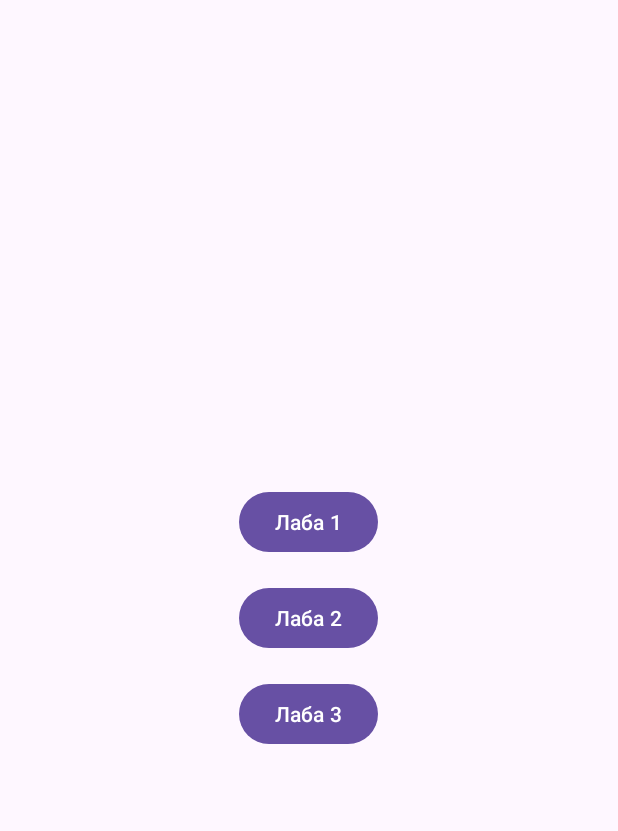
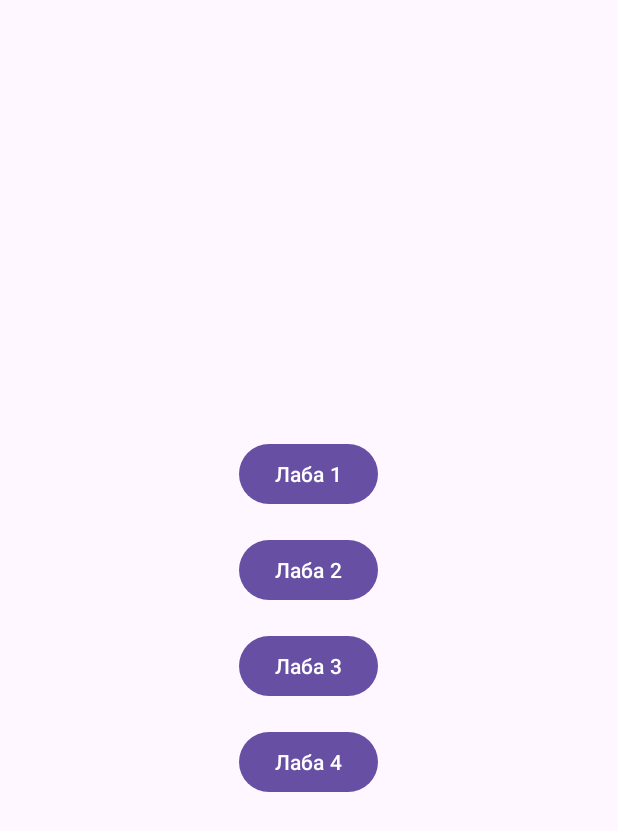
Before and after one commit to eln02/mobile_labs, an Android app: the screen it shows after launch (MainActivity), on a phone screen of 412 x 824 dp. Shown: the top 831 px of the screen. Run offline under Robolectric (Android 15) with nearby library versions, the phone set to English and light mode, and no system bars.

Commit message:
Add lab 4

```diff
--- a/app/src/main/AndroidManifest.xml
+++ b/app/src/main/AndroidManifest.xml
@@ -12,6 +12,9 @@
         android:supportsRtl="true"
         android:theme="@style/Theme.Mobile_labs"
         tools:targetApi="31">
+        <activity
+            android:name=".Laba4Activity"
+            android:exported="false" />
         <activity
             android:name=".Laba3ScrollingActivity"
             android:exported="false"
--- a/app/src/main/java/com/example/mobile_labs/MainActivity.java
+++ b/app/src/main/java/com/example/mobile_labs/MainActivity.java
@@ -45,5 +45,15 @@ public class MainActivity extends AppCompatActivity {
                 startActivity(intent);
             }
         });
+
+        Button buttonLaba4 = findViewById(R.id.button_laba4);
+        buttonLaba4.setOnClickListener(new View.OnClickListener() {
+            @Override
+            public void onClick(View v) {
+                // Переход на Laba3Activity
+                Intent intent = new Intent(MainActivity.this, Laba4Activity.class);
+                startActivity(intent);
+            }
+        });
     }
 }
--- a/app/src/main/res/layout/activity_main.xml
+++ b/app/src/main/res/layout/activity_main.xml
@@ -25,4 +25,11 @@
         android:layout_height="wrap_content"
         android:text="Лаба 3"
         android:layout_marginTop="16dp"/>
+
+    <Button
+        android:id="@+id/button_laba4"
+        android:layout_width="wrap_content"
+        android:layout_height="wrap_content"
+        android:text="Лаба 4"
+        android:layout_marginTop="16dp"/>
 </LinearLayout>
```
Also changed, not shown: app/src/main/java/com/example/mobile_labs/Laba4Activity.java (added, +14 -0 lines), app/src/main/res/layout-land/activity_laba4.xml (added, +35 -0 lines), app/src/main/res/layout/activity_laba4.xml (added, +36 -0 lines), app/src/main/res/drawable/portrait.png (added), 1 other file.
